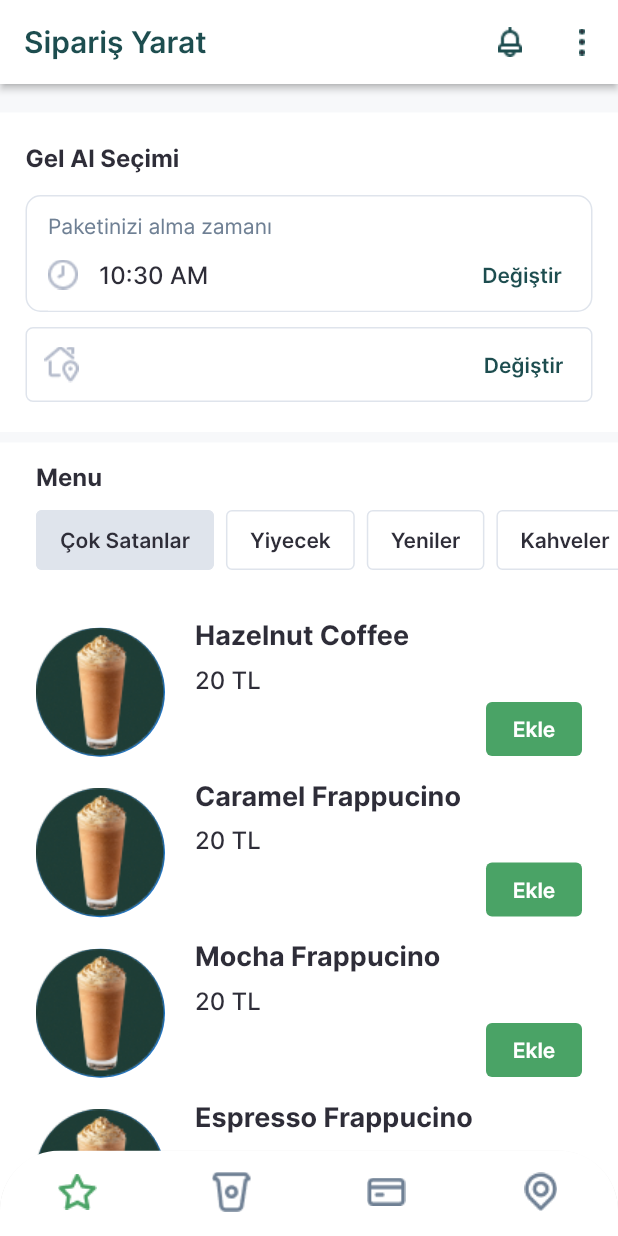
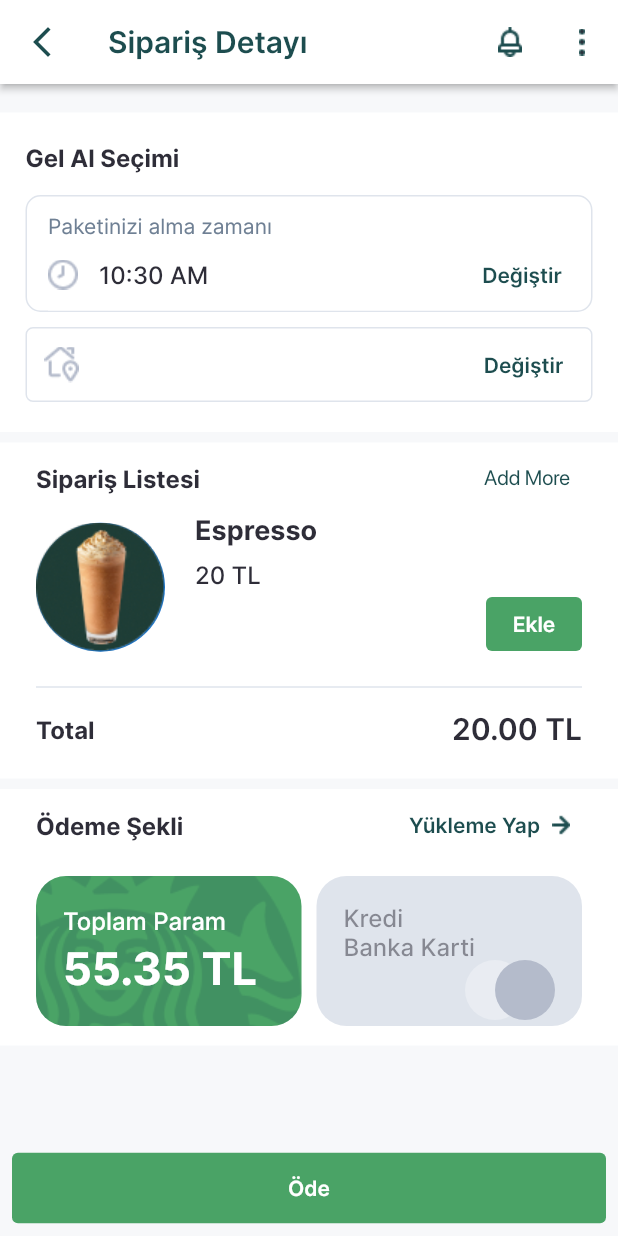
Before and after one commit to ahmetsarac/redesign-starbucks, a Flutter app: the screen it shows after launch, on a phone screen of 412 x 824 dp. Run offline on Flutter 3.47's test engine with Material 2 defaults, Android fonts, the phone set to English and light mode, and no system bars.

Commit message:
Order detail screen was added.

```diff
--- a/lib/main.dart
+++ b/lib/main.dart
@@ -3,6 +3,8 @@ import 'screens/home_screen.dart';
 
 import 'screens/login_screen.dart';
 import 'screens/order_screen.dart';
+import 'screens/order_detail_screen.dart';
+import 'screens/splash_screen.dart';
 import 'theme/app_theme.dart';
 
 void main() {
@@ -17,7 +19,7 @@ class RedesignStarbucks extends StatelessWidget {
     return MaterialApp(
       debugShowCheckedModeBanner: false,
       theme: AppTheme.appTheme,
-      home: const OrderScreen(),
+      home: const OrderDetailScreen(),
     );
   }
 }
--- /dev/null
+++ b/lib/screens/order_detail_screen.dart
@@ -0,0 +1,240 @@
+import 'package:flutter/material.dart';
+
+import '../theme/colors.dart';
+import '../widgets/coffee_item.dart';
+import '../widgets/main_app_bar.dart';
+import '../widgets/sticky_bottom_button.dart';
+import '../widgets/time_picker.dart';
+
+class OrderDetailScreen extends StatelessWidget {
+  const OrderDetailScreen({Key? key}) : super(key: key);
+
+  @override
+  Widget build(BuildContext context) {
+    return GestureDetector(
+      onTap: () {
+        FocusManager.instance.primaryFocus?.unfocus();
+      },
+      child: Scaffold(
+        backgroundColor: GreyColors.backgroundGrey,
+        appBar: const MainAppBar(
+          'Sipariş Detayı',
+          leadingIcon: true,
+        ),
+        bottomNavigationBar: const StickyBottomButton(),
+        extendBody: true,
+        body: GestureDetector(
+          onTap: () {
+            FocusManager.instance.primaryFocus?.unfocus();
+          },
+          child: SafeArea(
+            child: SingleChildScrollView(
+              child: Column(
+                children: [
+                  const SizedBox(
+                    height: 19,
+                  ),
+                  const TimePicker(),
+                  const SizedBox(height: 7),
+                  Container(
+                    padding: const EdgeInsets.only(
+                        left: 24.0, right: 24.0, bottom: 13.0),
+                    color: Colors.white,
+                    child: Column(
+                      crossAxisAlignment: CrossAxisAlignment.start,
+                      mainAxisSize: MainAxisSize.min,
+                      children: [
+                        Row(
+                          mainAxisAlignment: MainAxisAlignment.spaceBetween,
+                          children: [
+                            Text(
+                              'Sipariş Listesi',
+                              style: Theme.of(context)
+                                  .textTheme
+                                  .headline4!
+                                  .copyWith(
+                                    color: GreyColors.dark,
+                                  ),
+                            ),
+                            TextButton(
+                                child: Text('Add More',
+                                    style: Theme.of(context)
+                                        .textTheme
+                                        .bodyText1!
+                                        .copyWith(
+                                            color: PrimaryColors.darkGreen,
+                                            fontFamily: 'SF Pro')),
+                                onPressed: () {}),
+                          ],
+                        ),
+                        const CoffeeItem('Espresso', 20.0, 0),
+                        const Divider(
+                          thickness: 1,
+                          color: GreyColors.buttonGrey,
+                        ),
+                        Padding(
+                          padding: const EdgeInsets.symmetric(vertical: 8.0),
+                          child: Row(
+                            mainAxisAlignment: MainAxisAlignment.spaceBetween,
+                            children: [
+                              Text(
+                                'Total',
+                                style: Theme.of(context)
+                                    .textTheme
+                                    .headline4!
+                                    .copyWith(color: GreyColors.dark),
+                              ),
+                              Text(
+                                '20.00 TL',
+                                style: Theme.of(context)
+                                    .textTheme
+                                    .headline2!
+                                    .copyWith(color: GreyColors.dark),
+                              ),
+                            ],
+                          ),
+                        ),
+                      ],
+                    ),
+                  ),
+                  const SizedBox(height: 7),
+                  Container(
+                    padding: const EdgeInsets.only(
+                        left: 24.0, right: 24.0, bottom: 13.0),
+                    color: Colors.white,
+                    child: Column(
+                      crossAxisAlignment: CrossAxisAlignment.start,
+                      mainAxisSize: MainAxisSize.min,
+                      children: [
+                        Row(
+                          mainAxisAlignment: MainAxisAlignment.spaceBetween,
+                          children: [
+                            Text(
+                              'Ödeme Şekli',
+                              style: Theme.of(context)
+                                  .textTheme
+                                  .headline4!
+                                  .copyWith(
+                                    color: GreyColors.dark,
+                                  ),
+                            ),
+                            Directionality(
+                              textDirection: TextDirection.rtl,
+                              child: TextButton.icon(
+                                icon: Image.asset(
+                                    'assets/icons/forward_green.png'),
+                                label: Text(
+                                  'Yükleme Yap',
+                                  style: Theme.of(context)
+                                      .textTheme
+                                      .button!
+                                      .copyWith(color: PrimaryColors.darkGreen),
+                                ),
+                                onPressed: () {},
+                              ),
+                            ),
+                          ],
+                        ),
+                        const SizedBox(height: 10),
+                        Row(
+                          children: [
+                            Flexible(
+                              flex: 1,
+                              child: Container(
+                                padding: const EdgeInsets.symmetric(
+                                    horizontal: 18, vertical: 18.0),
+                                height: 100,
+                                decoration: BoxDecoration(
+                                  image: const DecorationImage(
+                                    fit: BoxFit.fitWidth,
+                                    image: AssetImage(
+                                      'assets/images/money_card_bg.png',
+                                    ),
+                                  ),
+                                  borderRadius: BorderRadius.circular(20.0),
+                                  color: PrimaryColors.mainGreen,
+                                ),
+                                child: Column(
+                                  mainAxisAlignment:
+                                      MainAxisAlignment.spaceAround,
+                                  crossAxisAlignment:
+                                      CrossAxisAlignment.stretch,
+                                  children: [
+                                    Text('Toplam Param',
+                                        style: Theme.of(context)
+                                            .textTheme
+                                            .headline5),
+                                    Text(
+                                      '55.35 TL',
+                                      style: Theme.of(context)
+                                          .textTheme
+                                          .headline1!
+                                          .copyWith(color: Colors.white),
+                                    ),
+                                  ],
+                                ),
+                              ),
+                            ),
+                            const SizedBox(width: 10),
+                            Flexible(
+                                flex: 1,
+                                child: Container(
+                                  padding: const EdgeInsets.only(
+                                      left: 18, right: 18.0, top: 18.0),
+                                  height: 100,
+                                  decoration: BoxDecoration(
+                                    borderRadius: BorderRadius.circular(20.0),
+                                    color: GreyColors.buttonGrey,
+                                  ),
+                                  child: Column(
+                                    mainAxisAlignment:
+                                        MainAxisAlignment.spaceAround,
+                                    crossAxisAlignment:
+                                        CrossAxisAlignment.stretch,
+                                    children: [
+                                      Text('Kredi\nBanka Karti',
+                                          style: Theme.of(context)
+                                              .textTheme
+                                              .headline5!
+                                              .copyWith(
+                                                  color: GreyColors.dark
+                                                      .withOpacity(0.5))),
+                                      Expanded(
+                                        child: Stack(
+                                          children: [
+                                            Positioned(
+                                              right: 20,
+                                              child: CircleAvatar(
+                                                radius: 20,
+                                                backgroundColor: Colors.white
+                                                    .withOpacity(0.3),
+                                              ),
+                                            ),
+                                            const Positioned(
+                                              right: 0,
+                                              child: CircleAvatar(
+                                                radius: 20,
+                                                backgroundColor:
+                                                    GreyColors.inputLightGrey,
+                                              ),
+                                            ),
+                                          ],
+                                        ),
+                                      ),
+                                    ],
+                                  ),
+                                )),
+                          ],
+                        ),
+                      ],
+                    ),
+                  ),
+                ],
+              ),
+            ),
+          ),
+        ),
+      ),
+    );
+  }
+}
--- a/lib/widgets/campaigns.dart
+++ b/lib/widgets/campaigns.dart
@@ -10,11 +10,12 @@ class Campaigns extends StatelessWidget {
 
   @override
   Widget build(BuildContext context) {
+    return LayoutBuilder(builder: (context, constraints) {
       return Padding(
         padding: const EdgeInsets.only(top: 10.0),
         child: DraggableScrollableSheet(
-        initialChildSize: 0.46,
-        minChildSize: 0.46,
+          initialChildSize: constraints.maxHeight * 0.00068,
+          minChildSize: constraints.maxHeight * 0.00068,
           expand: true,
           builder: (context, scrollController) {
             return Container(
@@ -70,5 +71,6 @@ class Campaigns extends StatelessWidget {
           },
         ),
       );
+    });
   }
 }
--- a/lib/widgets/main_app_bar.dart
+++ b/lib/widgets/main_app_bar.dart
@@ -1,11 +1,15 @@
 import 'package:flutter/material.dart';
 import 'package:flutter/services.dart';
 
+import '../theme/colors.dart';
+
 class MainAppBar extends StatelessWidget implements PreferredSizeWidget {
+  final bool? leadingIcon;
   final String title;
 
   const MainAppBar(
     this.title, {
+    this.leadingIcon,
     Key? key,
   }) : super(key: key);
 
@@ -19,6 +23,13 @@ class MainAppBar extends StatelessWidget implements PreferredSizeWidget {
         statusBarBrightness: Brightness.light, // For iOS (dark icons)
       ),
       backgroundColor: Colors.white,
+      leading: leadingIcon == true
+          ? IconButton(
+              icon: const Icon(Icons.arrow_back_ios_new,
+                  color: PrimaryColors.darkGreen),
+              onPressed: () {},
+            )
+          : null,
       elevation: 2,
       title: Text(
         title,
--- /dev/null
+++ b/lib/widgets/sticky_bottom_button.dart
@@ -0,0 +1,24 @@
+import 'package:flutter/material.dart';
+
+import '../theme/colors.dart';
+
+class StickyBottomButton extends StatelessWidget {
+  const StickyBottomButton({Key? key}) : super(key: key);
+
+  @override
+  Widget build(BuildContext context) {
+    return Padding(
+      padding: const EdgeInsets.all(8.0),
+      child: ElevatedButton(
+        style: ButtonStyle(
+          elevation: MaterialStateProperty.all(0),
+          padding: MaterialStateProperty.all(
+              const EdgeInsets.symmetric(vertical: 15.0)),
+          backgroundColor: MaterialStateProperty.all(PrimaryColors.mainGreen),
+        ),
+        onPressed: () {},
+        child: const Text('Öde'),
+      ),
+    );
+  }
+}
--- a/pubspec.yaml
+++ b/pubspec.yaml
@@ -43,3 +43,5 @@ flutter:
       fonts:
         - asset: assets/fonts/SF-Pro-Display-Bold.otf
           weight: 700
+        - asset: assets/fonts/SF-Pro-Display-Regular.otf
+          weight: 400
```
Also changed, not shown: assets/fonts/SF-Pro-Display-Regular.otf (added), assets/icons/forward_green.png (added). Lines whose indentation alone changed are shown as unchanged.
